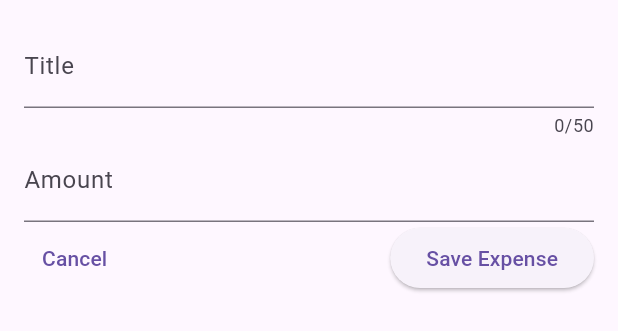
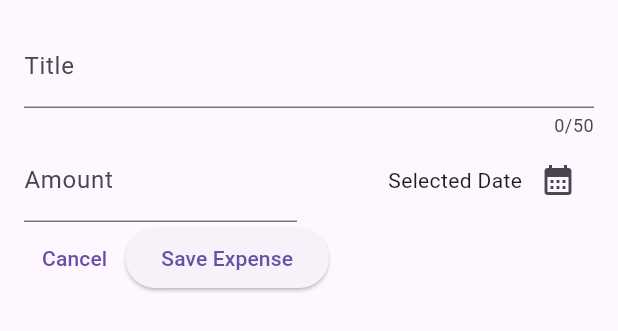
Before and after one commit to Md-Shoyab/Expense-tracker, a Flutter app: the NewExpense widget shown alone on an empty page, opened directly, on a phone screen of 412 x 824 dp. Shown: the top 331 px of the screen. Run offline on Flutter 3.47's test engine with Material 3 defaults, Android fonts, the phone set to English and light mode, and no system bars.

Commit message:
Added Date Picker for Expenses

```diff
--- a/lib/widgets/expenses_list/new_expense.dart
+++ b/lib/widgets/expenses_list/new_expense.dart
@@ -10,6 +10,17 @@ class NewExpense extends StatefulWidget {
 class _NewExpenseState extends State<NewExpense> {
   final _titleController = TextEditingController();
   final _amountController = TextEditingController();
+
+  void _presentDatePicker() {
+    final now = DateTime.now();
+    final initalDate = DateTime(now.year - 1, now.month, now.day);
+    showDatePicker(
+      context: context,
+      initialDate: now,
+      firstDate: initalDate,
+      lastDate: now,
+    );
+  }
 
   @override
   void dispose() {
@@ -31,7 +42,10 @@ class _NewExpenseState extends State<NewExpense> {
               label: Text('Title'),
             ),
           ),
-          TextField(
+          Row(
+            children: [
+              Expanded(
+                child: TextField(
                   controller: _amountController,
                   keyboardType: TextInputType.number,
                   decoration: const InputDecoration(
@@ -39,8 +53,24 @@ class _NewExpenseState extends State<NewExpense> {
                     label: Text('Amount'),
                   ),
                 ),
+              ),
+              const SizedBox(width: 16.0),
+              Expanded(
+                child: Row(
+                  crossAxisAlignment: CrossAxisAlignment.center,
+                  mainAxisAlignment: MainAxisAlignment.end,
+                  children: [
+                    const Text('Selected Date'),
+                    IconButton(
+                      onPressed: _presentDatePicker,
+                      icon: const Icon(Icons.calendar_month),
+                    ),
+                  ],
+                ),
+              ),
+            ],
+          ),
           Row(
-            mainAxisAlignment: MainAxisAlignment.spaceBetween,
             children: [
               TextButton(
                 onPressed: () {
```
Lines whose indentation alone changed are shown as unchanged.
